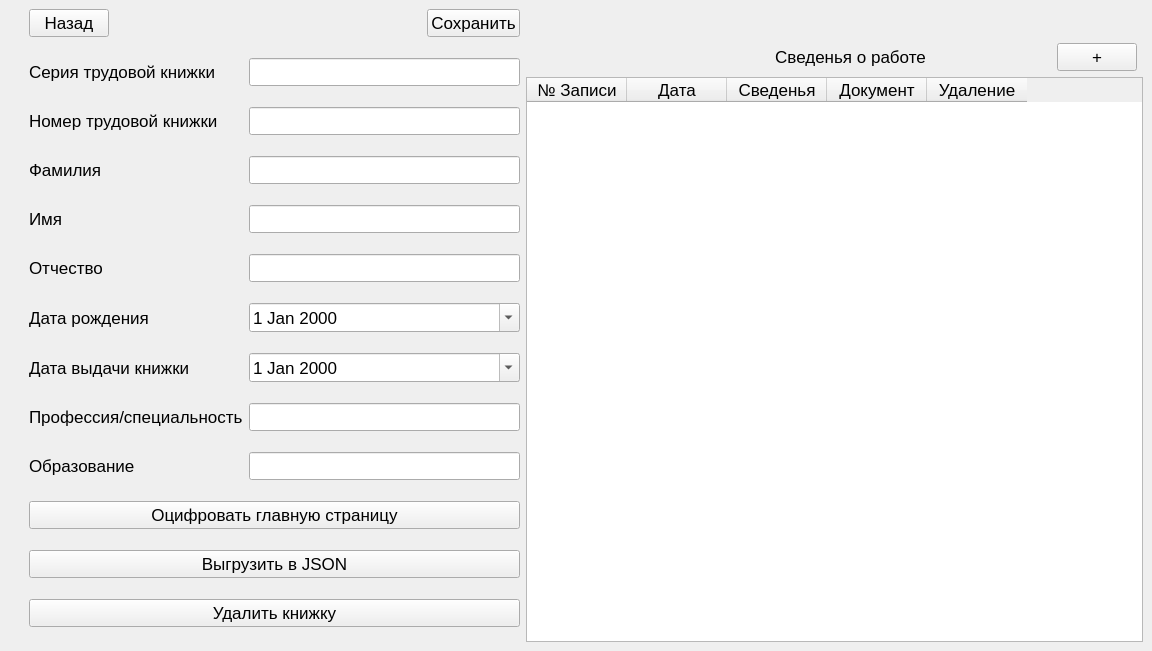
First picture: the form in App/ui/AddCardWin.ui, repository AndreiDuvakin/E-WorkRecord, before the edit.
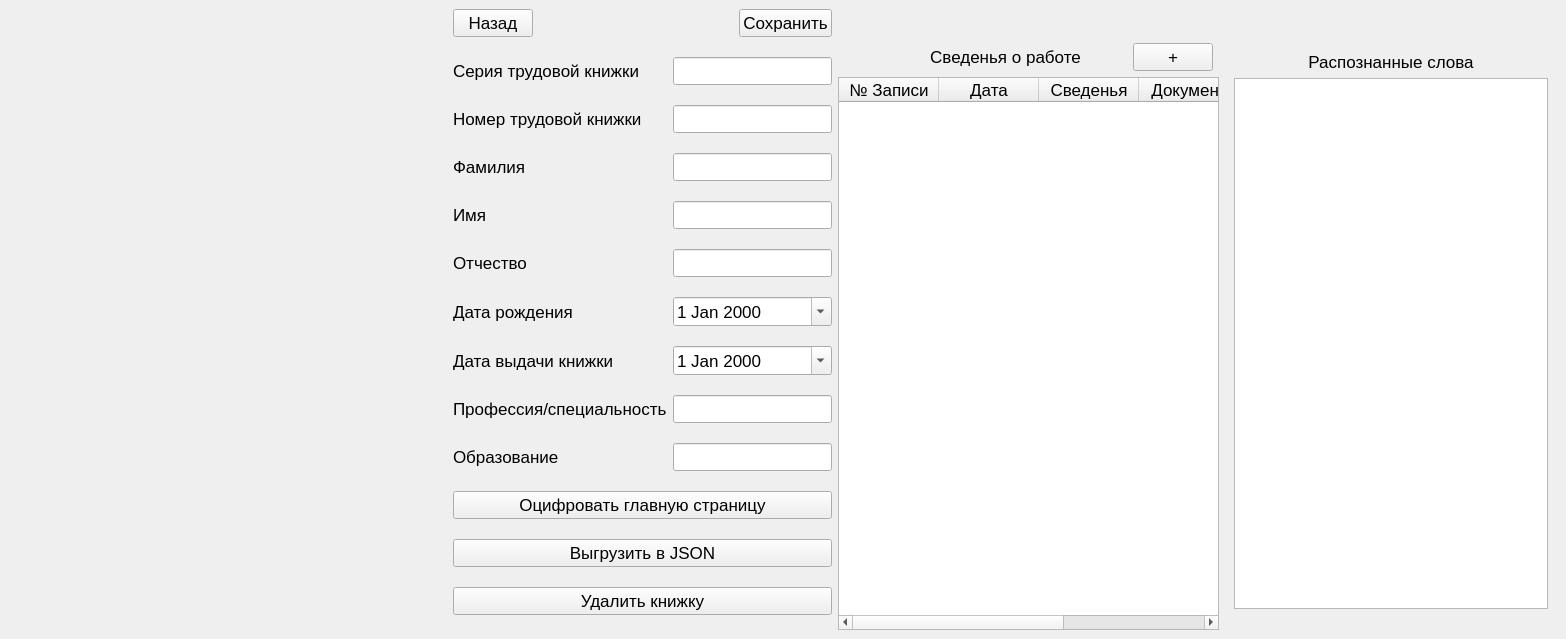
Second picture: the form after the edit.

```diff
--- a/App/ui/AddCardWin.ui
+++ b/App/ui/AddCardWin.ui
@@ -6,8 +6,8 @@
    <rect>
     <x>0</x>
     <y>0</y>
-    <width>1152</width>
-    <height>651</height>
+    <width>1566</width>
+    <height>639</height>
    </rect>
   </property>
   <property name="minimumSize">
@@ -26,14 +26,14 @@
   </property>
   <widget class="QWidget" name="centralwidget">
    <layout class="QGridLayout" name="gridLayout">
-    <item row="0" column="3">
+    <item row="0" column="4">
      <widget class="QPushButton" name="pushButton_3">
       <property name="text">
        <string>Сохранить</string>
       </property>
      </widget>
     </item>
-    <item row="0" column="4">
+    <item row="0" column="5">
      <spacer name="horizontalSpacer_2">
       <property name="orientation">
        <enum>Qt::Horizontal</enum>
@@ -46,7 +46,41 @@
       </property>
      </spacer>
     </item>
-    <item row="1" column="4" rowspan="4" colspan="2">
+    <item row="1" column="1" rowspan="3">
+     <widget class="QWidget" name="widget" native="true">
+      <layout class="QGridLayout" name="gridLayout_4">
+       <item row="0" column="0">
+        <widget class="QLabel" name="label_11">
+         <property name="sizePolicy">
+          <sizepolicy hsizetype="Fixed" vsizetype="Fixed">
+           <horstretch>0</horstretch>
+           <verstretch>0</verstretch>
+          </sizepolicy>
+         </property>
+         <property name="minimumSize">
+          <size>
+           <width>400</width>
+           <height>222</height>
+          </size>
+         </property>
+         <property name="maximumSize">
+          <size>
+           <width>400</width>
+           <height>222</height>
+          </size>
+         </property>
+         <property name="text">
+          <string/>
+         </property>
+         <property name="scaledContents">
+          <bool>true</bool>
+         </property>
+        </widget>
+       </item>
+      </layout>
+     </widget>
+    </item>
+    <item row="1" column="5" rowspan="3" colspan="2">
      <layout class="QGridLayout" name="gridLayout_3">
       <item row="0" column="0">
        <spacer name="horizontalSpacer">
@@ -135,14 +169,33 @@
       </item>
      </layout>
     </item>
-    <item row="0" column="1">
+    <item row="1" column="7" colspan="2">
+     <widget class="QWidget" name="widget_2" native="true">
+      <layout class="QGridLayout" name="gridLayout_8">
+       <item row="0" column="0">
+        <widget class="QLabel" name="label_12">
+         <property name="text">
+          <string>Распознанные слова</string>
+         </property>
+         <property name="alignment">
+          <set>Qt::AlignCenter</set>
+         </property>
+        </widget>
+       </item>
+       <item row="1" column="0">
+        <widget class="QListWidget" name="listWidget"/>
+       </item>
+      </layout>
+     </widget>
+    </item>
+    <item row="0" column="2">
      <widget class="QPushButton" name="pushButton">
       <property name="text">
        <string>Назад</string>
       </property>
      </widget>
     </item>
-    <item row="0" column="2">
+    <item row="0" column="3">
      <spacer name="horizontalSpacer_3">
       <property name="orientation">
        <enum>Qt::Horizontal</enum>
@@ -155,7 +208,7 @@
       </property>
      </spacer>
     </item>
-    <item row="1" column="1" rowspan="4" colspan="3">
+    <item row="1" column="2" rowspan="3" colspan="3">
      <layout class="QGridLayout" name="gridLayout_2">
       <item row="1" column="1" colspan="2">
        <widget class="QLineEdit" name="lineEdit_2"/>
@@ -284,7 +337,7 @@
       </item>
      </layout>
     </item>
-    <item row="0" column="0" rowspan="5">
+    <item row="0" column="0" rowspan="4">
      <spacer name="verticalSpacer">
       <property name="orientation">
        <enum>Qt::Vertical</enum>
@@ -297,7 +350,20 @@
       </property>
      </spacer>
     </item>
-    <item row="0" column="5">
+    <item row="0" column="8">
+     <spacer name="horizontalSpacer_8">
+      <property name="orientation">
+       <enum>Qt::Horizontal</enum>
+      </property>
+      <property name="sizeHint" stdset="0">
+       <size>
+        <width>40</width>
+        <height>20</height>
+       </size>
+      </property>
+     </spacer>
+    </item>
+    <item row="0" column="6">
      <spacer name="horizontalSpacer_4">
       <property name="orientation">
        <enum>Qt::Horizontal</enum>
@@ -310,6 +376,19 @@
       </property>
      </spacer>
     </item>
+    <item row="0" column="7">
+     <spacer name="horizontalSpacer_7">
+      <property name="orientation">
+       <enum>Qt::Horizontal</enum>
+      </property>
+      <property name="sizeHint" stdset="0">
+       <size>
+        <width>40</width>
+        <height>20</height>
+       </size>
+      </property>
+     </spacer>
+    </item>
    </layout>
   </widget>
  </widget>
```
Left out of the diff: 14 changed lines with no effect on the pictures.
